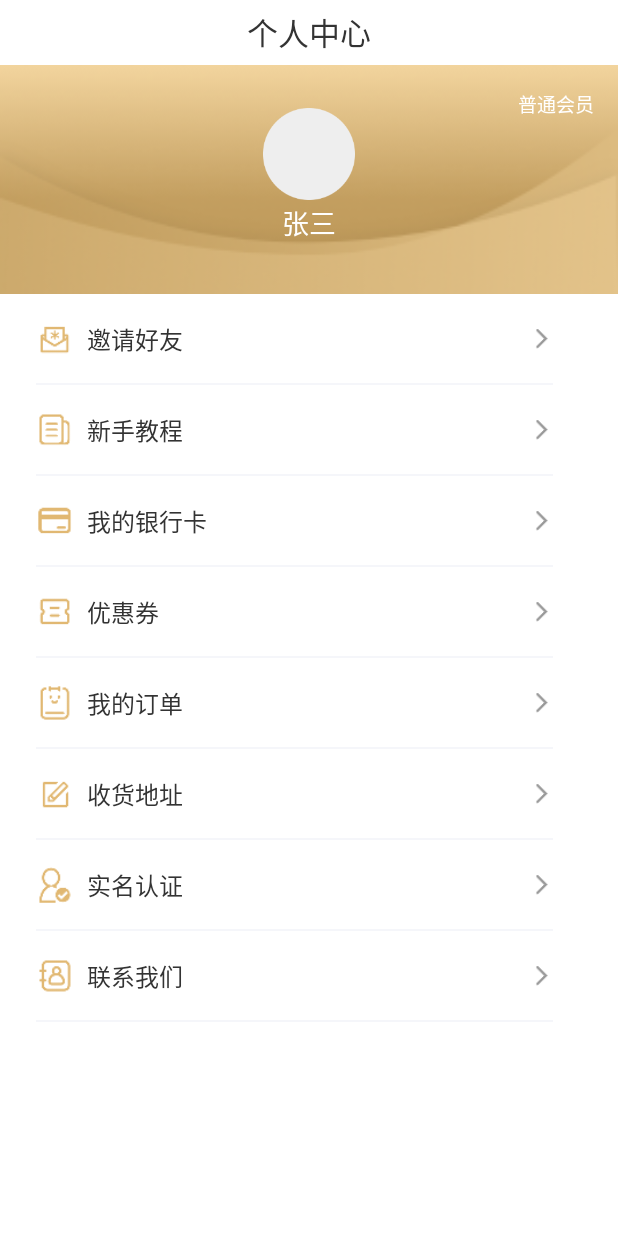
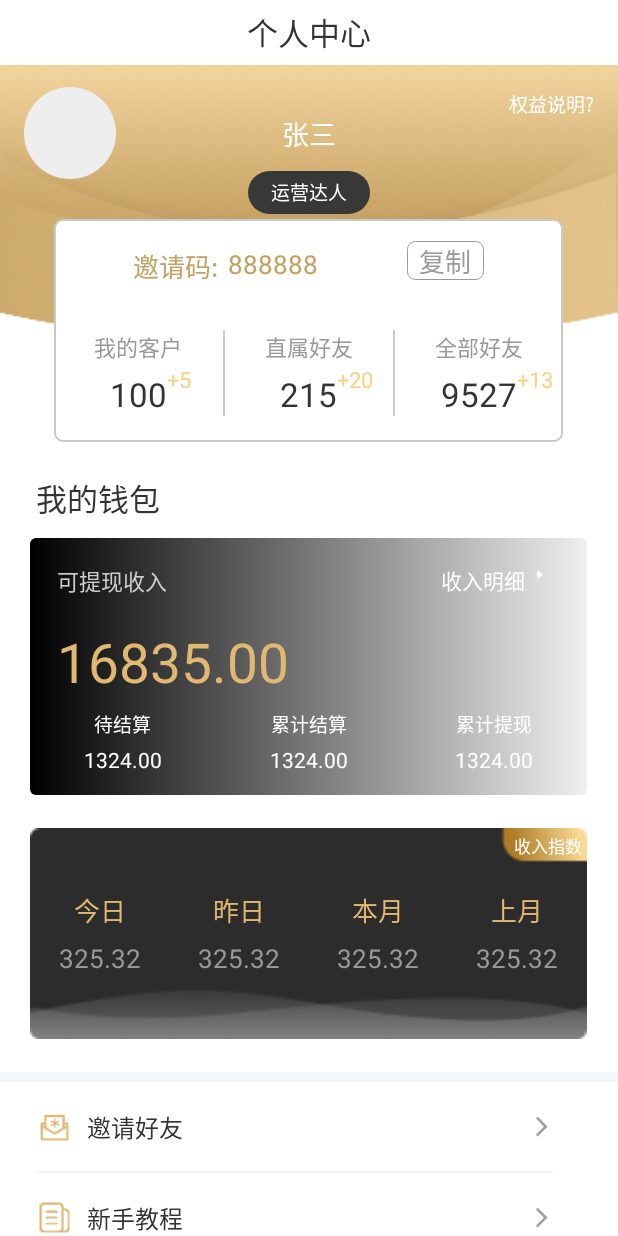
Before and after one commit to youareapig/LeWan, an Android app: the fragment MineFragment shown on its own in the app's theme, on a phone screen of 412 x 824 dp. Run offline under Robolectric (Android 15) with nearby library versions, the phone set to English and light mode, and no system bars; our stand-ins replace ButterKnife; libraries missing offline, so code that uses them is left out: com.zhy.m, jp.wasabeef.glide; pictures from the network do not load; 2 statements that could not run were skipped.

Commit message:
图片上传2

```diff
--- a/app/src/main/AndroidManifest.xml
+++ b/app/src/main/AndroidManifest.xml
@@ -60,7 +60,8 @@
         <activity android:name=".address.AddressIndexActivity" />
         <activity android:name=".address.UpdateAddressActivity" />
         <activity android:name=".shiming.RenZhengActivity" />
-        <activity android:name=".shiming.IsRenZhengActivity"></activity>
+        <activity android:name=".shiming.IsRenZhengActivity" />
+        <activity android:name=".quanyi.QuanYiActivity"></activity>
     </application>
 
 </manifest>
--- a/app/src/main/java/com/leiwan/zl/home/mine/MineFragment.java
+++ b/app/src/main/java/com/leiwan/zl/home/mine/MineFragment.java
@@ -2,11 +2,15 @@ package com.leiwan.zl.home.mine;
 
 import android.Manifest;
 import android.app.AlertDialog;
+import android.content.ClipData;
+import android.content.ClipboardManager;
+import android.content.Context;
 import android.content.Intent;
 import android.database.Cursor;
 import android.graphics.Bitmap;
 import android.net.Uri;
 import android.os.Bundle;
+import android.os.Environment;
 import android.provider.MediaStore;
 import android.support.annotation.NonNull;
 import android.util.Log;
@@ -17,16 +21,21 @@ import android.view.Window;
 import android.view.WindowManager;
 import android.widget.ImageView;
 import android.widget.RelativeLayout;
+import android.widget.TextView;
+import android.widget.Toast;
 
 import com.bumptech.glide.Glide;
 import com.bumptech.glide.load.resource.bitmap.CenterCrop;
+import com.leiwan.zl.App;
 import com.leiwan.zl.BaseFragment;
 import com.leiwan.zl.R;
 import com.leiwan.zl.address.AddressIndexActivity;
 import com.leiwan.zl.bank.IDBankActivity;
 import com.leiwan.zl.lianxi.LianXiActivity;
+import com.leiwan.zl.quanyi.QuanYiActivity;
 import com.leiwan.zl.shiming.RenZhengActivity;
 import com.leiwan.zl.utils.CameraUtil;
+import com.leiwan.zl.utils.ToastUtil;
 import com.leiwan.zl.yaoqing.YaoqingActivity;
 import com.zhy.m.permission.MPermissions;
 import com.zhy.m.permission.PermissionGrant;
@@ -67,12 +76,20 @@ public class MineFragment extends BaseFragment {
     private static String testImageUrl = "http://img2.imgtn.bdimg.com/it/u=3097866831,856626641&fm=26&gp=0.jpg";
     @BindView(R.id.userhead)
     ImageView userhead;
+    @BindView(R.id.vip_quanyi)
+    TextView vipQuanyi;
 
     private final int ACT_GALLERY = 0;
     private final int ACT_CAMERA = 1;
     private final int ACT_CROP = 2;
+    @BindView(R.id.yaoqingma)
+    TextView yaoqingma;
+    @BindView(R.id.copy)
+    TextView copy;
     private Uri pictureUri = null;
-    private String filePath = android.os.Environment.getExternalStorageDirectory() + File.separator + "myself" + File.separator;
+    private String filePath = Environment.getExternalStorageDirectory() + File.separator + "myself" + File.separator;
+    private ClipboardManager clipboardManager;
+    private ClipData clipData;
 
     @Override
     protected int setLayout() {
@@ -81,7 +98,7 @@ public class MineFragment extends BaseFragment {
 
     @Override
     protected void setView() {
-
+        clipboardManager = (ClipboardManager) getActivity().getSystemService(Context.CLIPBOARD_SERVICE);
     }
 
     @Override
@@ -105,7 +122,7 @@ public class MineFragment extends BaseFragment {
     }
 
 
-    @OnClick({R.id.userhead, R.id.view_yaoqing, R.id.view_jiaocheng, R.id.view_yinhangka, R.id.view_youhui, R.id.view_dingdan, R.id.view_dizhi, R.id.view_shiming, R.id.view_lianxi})
+    @OnClick({R.id.copy, R.id.vip_quanyi, R.id.userhead, R.id.view_yaoqing, R.id.view_jiaocheng, R.id.view_yinhangka, R.id.view_youhui, R.id.view_dingdan, R.id.view_dizhi, R.id.view_shiming, R.id.view_lianxi})
     public void onViewClicked(View view) {
         switch (view.getId()) {
             case R.id.view_yaoqing:
@@ -128,6 +145,15 @@ public class MineFragment extends BaseFragment {
                 break;
             case R.id.view_lianxi:
                 toClass(getActivity(), LianXiActivity.class);
+                break;
+            case R.id.vip_quanyi:
+                toClass(getActivity(), QuanYiActivity.class);
+                break;
+            case R.id.copy:
+                String stringMa = yaoqingma.getText().toString().trim();
+                clipData = ClipData.newPlainText("ma", stringMa);
+                clipboardManager.setPrimaryClip(clipData);
+                ToastUtil.showShortToast("复制成功");
                 break;
             case R.id.userhead:
                 final AlertDialog builder = new AlertDialog.Builder(getActivity()).create();
@@ -251,4 +277,5 @@ public class MineFragment extends BaseFragment {
 
     }
 
+
 }
--- a/app/src/main/java/com/leiwan/zl/utils/SnapUpCountDownTimerView.java
+++ b/app/src/main/java/com/leiwan/zl/utils/SnapUpCountDownTimerView.java
@@ -130,8 +130,7 @@ public class SnapUpCountDownTimerView extends LinearLayout {
                             if (isCarry4Decade(tv_hour_decade)) {
                                 if (isCarry4Unit(tv_day_unit)) {
                                     if (isCarry4Decade(tv_day_decade)) {
-                                        Toast.makeText(context, "计数完成",
-                                                Toast.LENGTH_SHORT).show();
+                                       ToastUtil.showShortToast("计算完成");
                                         stop();
                                         setTime(0, 0, 0, 0);//重置为0
                                     }
--- a/app/src/main/res/layout/mine_fragment.xml
+++ b/app/src/main/res/layout/mine_fragment.xml
@@ -23,6 +23,7 @@
             android:orientation="vertical">
 
             <LinearLayout
+                android:visibility="gone"
                 android:id="@+id/userview"
                 android:layout_width="match_parent"
                 android:layout_height="wrap_content"
@@ -81,7 +82,7 @@
                 android:layout_width="match_parent"
                 android:layout_height="wrap_content"
                 android:orientation="vertical"
-                android:visibility="gone">
+                android:visibility="visible">
 
                 <RelativeLayout
                     android:layout_width="match_parent"
@@ -137,6 +138,7 @@
                         android:textSize="@dimen/sp_11" />
 
                     <TextView
+                        android:id="@+id/vip_quanyi"
                         android:layout_width="wrap_content"
                         android:layout_height="wrap_content"
                         android:layout_alignParentRight="true"
@@ -154,15 +156,27 @@
                         android:background="@drawable/line3">
 
                         <TextView
+                            android:id="@+id/textYaoqing"
                             android:layout_width="wrap_content"
                             android:layout_height="wrap_content"
                             android:layout_marginLeft="@dimen/dp_46"
                             android:layout_marginTop="@dimen/dp_16"
-                            android:text="邀请码:888888"
+                            android:text="邀请码:"
+                            android:textColor="#C5A063"
+                            android:textSize="@dimen/sp_15" />
+                        <TextView
+                            android:id="@+id/yaoqingma"
+                            android:layout_toRightOf="@+id/textYaoqing"
+                            android:layout_width="wrap_content"
+                            android:layout_height="wrap_content"
+                            android:layout_marginLeft="@dimen/dp_6"
+                            android:layout_marginTop="@dimen/dp_16"
+                            android:text="888888"
                             android:textColor="#C5A063"
                             android:textSize="@dimen/sp_15" />
 
                         <TextView
+                            android:id="@+id/copy"
                             android:layout_width="@dimen/dp_45"
                             android:layout_height="@dimen/dp_23"
                             android:layout_alignParentRight="true"
```
Also changed, not shown: app/src/main/java/com/leiwan/zl/home/index/IndexFragment.java (+42 -33 lines), app/src/main/java/com/leiwan/zl/quanyi/QuanYiActivity.java (added, +43 -0 lines), app/src/main/java/com/leiwan/zl/utils/ToastUtil.java (added, +47 -0 lines), app/src/main/res/layout/activity_quan_yi.xml (added, +96 -0 lines), app/src/main/res/layout/index_fragment.xml (+8 -4 lines).
